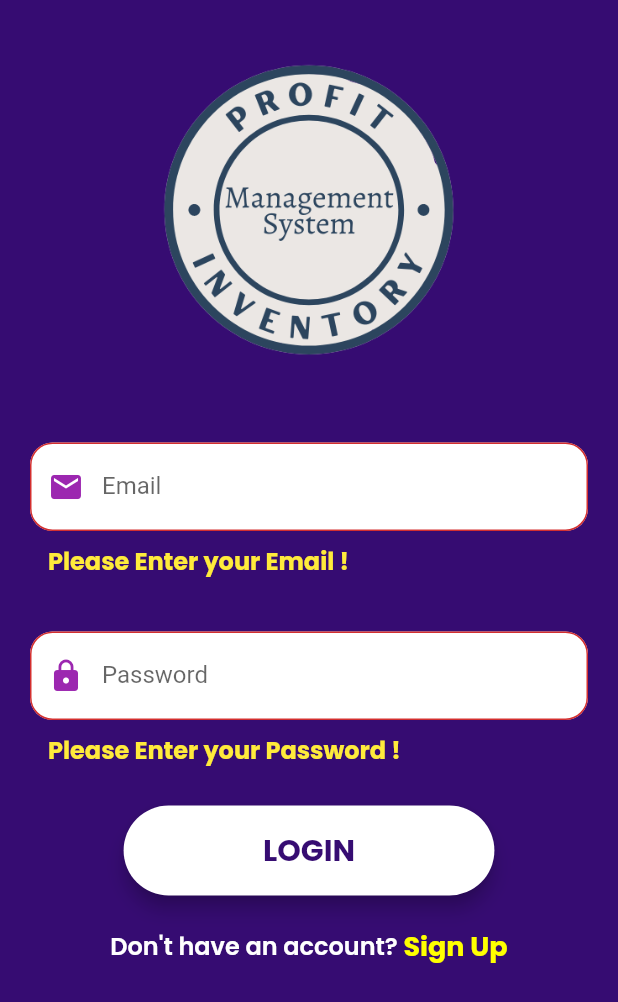
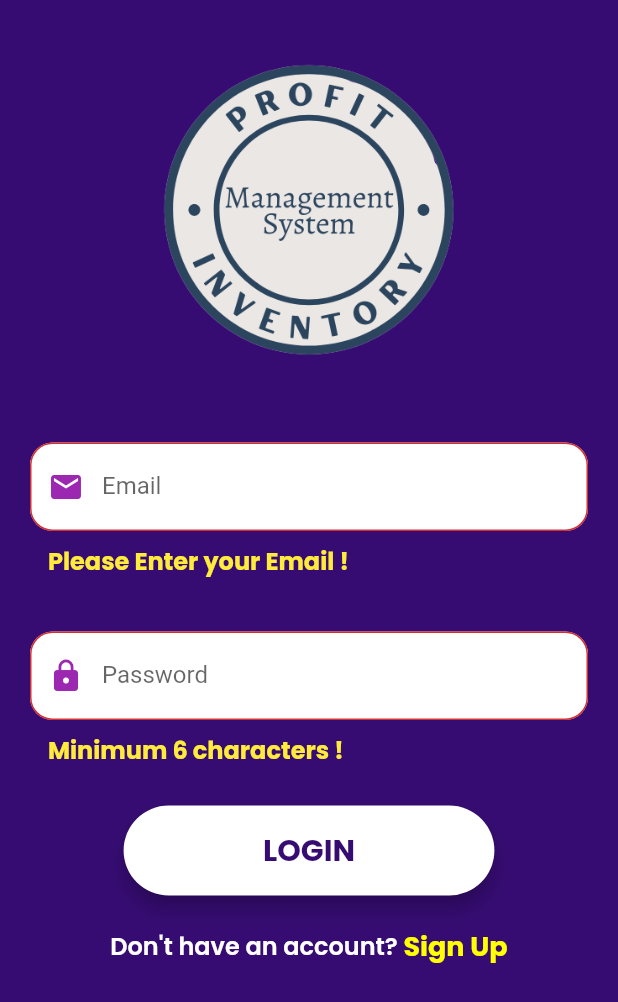
Before and after one commit to datsabahandude/Profit_Inventory_Management_System, a Flutter app: the screen it shows after launch, after a tap on "LOGIN", on a phone screen of 412 x 824 dp. Shown: the top 1002 px of the screen. Run offline on Flutter 3.47's test engine with Material 2 defaults, Android fonts, the phone set to English and light mode, and no system bars; our stand-ins replace cloud_firestore, firebase_auth, firebase_core, firebase_storage, flutter_speed_dial, fluttertoast and 2 more; accounts and stored records are empty.

Commit message:
version update

```diff
--- a/lib/homePage.dart
+++ b/lib/homePage.dart
@@ -197,8 +197,6 @@ class _HomePageState extends State<HomePage>{
                 textStyle: TextStyle(
                   fontSize: 20,
                   color: Colors.yellowAccent,
-                  //decoration: TextDecoration.underline,
-                  //decorationThickness: 1,
                   decorationColor: Colors.white,
                   fontWeight: FontWeight.w800
               ),),
--- a/lib/itemSection/edit_item.dart
+++ b/lib/itemSection/edit_item.dart
@@ -99,9 +99,7 @@ class MapScreenState extends State<EditItem>
       final image = await ImagePicker().pickImage(source: ImageSource.gallery);
       if (image == null) return;
       final imagetemp = File(image.path);
-      //final imagepermanent = await saveImagePermanently(image.path);
       setState(() => this.image = imagetemp);
-      //setState(() => this.image = imagepermanent);
     } on PlatformException catch (e) {
       print('Failed to pick image: $e');
     }
@@ -131,7 +129,6 @@ class MapScreenState extends State<EditItem>
               ),),
             fillColor: Colors.white,
             filled: true,
-            //prefixIcon: Icon(Icons.account_circle_rounded, color: Colors.purple),
             contentPadding: EdgeInsets.fromLTRB(20, 15, 20, 15),
             hintText: "${itemModel.iname}",
             border: OutlineInputBorder(
@@ -163,7 +160,6 @@ class MapScreenState extends State<EditItem>
               ),),
             fillColor: Colors.white,
             filled: true,
-            //prefixIcon: Icon(Icons.add_business_rounded, color: Colors.purple),
             contentPadding: EdgeInsets.fromLTRB(20, 15, 20, 15),
             hintText: "${itemModel.description}",
             border: OutlineInputBorder(
@@ -201,7 +197,6 @@ class MapScreenState extends State<EditItem>
               ),),
             fillColor: Colors.white,
             filled: true,
-            //prefixIcon: Icon(Icons.add_business_rounded, color: Colors.purple),
             contentPadding: EdgeInsets.fromLTRB(20, 15, 20, 15),
             hintText: "Buy Price: ${itemModel.ibuy}*",
             border: OutlineInputBorder(
@@ -460,7 +455,6 @@ class MapScreenState extends State<EditItem>
     itemModel.date = date;
     itemModel.tsold = sold;
     itemModel.tprofit = profit;
-    //itemModel.odate = olddate;
     itemModel.qty = qtyEditingController.text;
     itemModel.isell = sellpriceEditingController.text;
     itemModel.ibuy = buypriceEditingController.text;
--- a/lib/itemSection/view_item.dart
+++ b/lib/itemSection/view_item.dart
@@ -166,7 +166,8 @@ class _ViewItemState extends State<ViewItem> {
                 mainAxisAlignment: MainAxisAlignment.center,
                 crossAxisAlignment: CrossAxisAlignment.center,
                 children: [
-                  Column(
+                  Expanded(
+                    child: Column(
                       mainAxisSize: MainAxisSize.max,
                       crossAxisAlignment: CrossAxisAlignment.center,
                       children: [
@@ -193,7 +194,7 @@ class _ViewItemState extends State<ViewItem> {
                           padding: EdgeInsets.all(5),
                           child: widget.card.iname==null ? Container() : Text(
                             '${widget.card.iname}',
-                          textAlign: TextAlign.start,
+                            textAlign: TextAlign.center,
                             style: GoogleFonts.poppins(
                               textStyle: TextStyle(
                                 color: Color(0xFF090F13),
@@ -203,6 +204,7 @@ class _ViewItemState extends State<ViewItem> {
                           ),
                         ),
                       ],
+                    ),
                   ),
                 ],
               ),
--- a/lib/loginPage.dart
+++ b/lib/loginPage.dart
@@ -5,7 +5,6 @@ import 'package:flutter/services.dart';
 import 'package:fluttertoast/fluttertoast.dart';
 import 'package:google_fonts/google_fonts.dart';
 import 'registerPage.dart';
-//import 'dummy.dart';
 import 'homePage.dart';
 
 void main() => runApp(LoginPage());
@@ -19,7 +18,7 @@ class _LoginPage extends State<LoginPage> {
   void _loginSave() async {
     var msg = '';
     try {
-      UserCredential userCredential = await FirebaseAuth.instance.
+      UserCredential userCredential = await _auth.
       signInWithEmailAndPassword(email: _email, password: _password);
       Fluttertoast.showToast(
           msg: "(☞ﾟ∀ﾟ)☞ Success",
@@ -116,7 +115,7 @@ class _LoginPage extends State<LoginPage> {
         validator: (value) {
           RegExp regex = new RegExp(r'^.{6,}$');
           if (value!.isEmpty) {
-            return 'Please Enter your Password !';
+            return 'Minimum 6 characters !';
           }
           if(!regex.hasMatch(value)){
             return("Please Enter Valid Password !");
@@ -166,20 +165,6 @@ class _LoginPage extends State<LoginPage> {
           child: GestureDetector(
             child: Stack(
               children: [
-                /*Container(
-            decoration: BoxDecoration(
-                        gradient: LinearGradient(
-                            begin: Alignment.topCenter,
-                            end: Alignment.bottomCenter,
-                            colors: [
-                              Color(0xff360c72),
-                              Color(0xcc360c72),
-                              Color(0x99360c72),
-                              Color(0x66360c72),
-                            ]
-                        ),
-                  ),
-                ),*/
                 Form(
                   key: _formkey,
                   child: Column(
```
Also changed, not shown: lib/userPage.dart (+0 -32 lines), 3 other files. Lines whose indentation alone changed are shown as unchanged.
